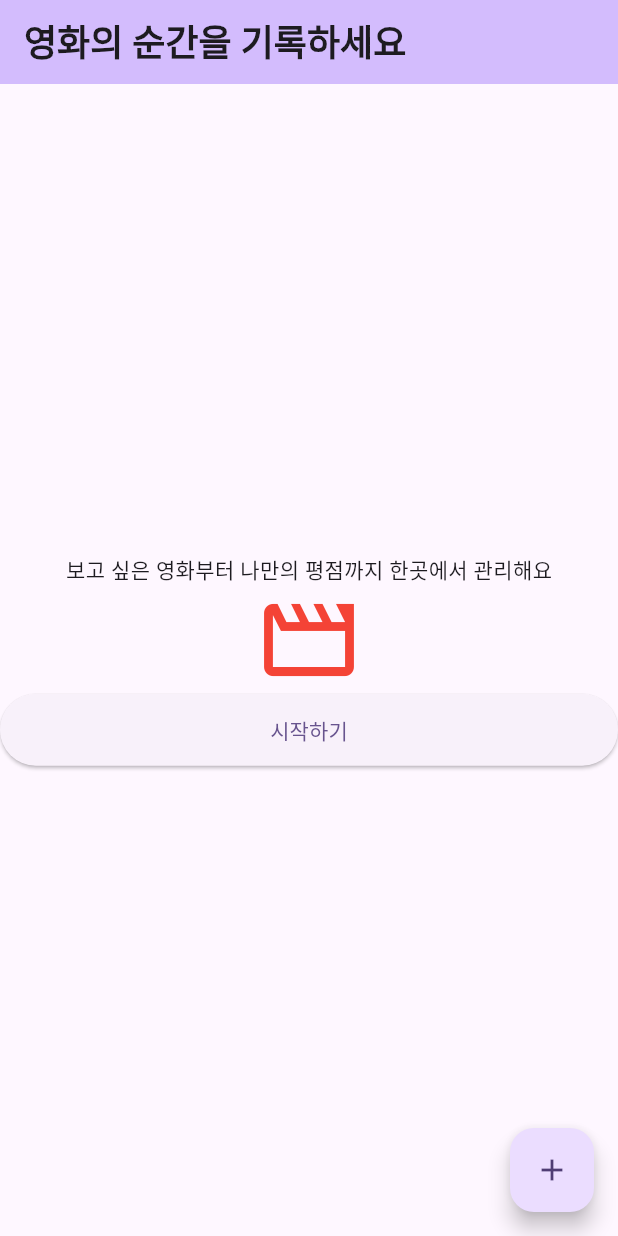
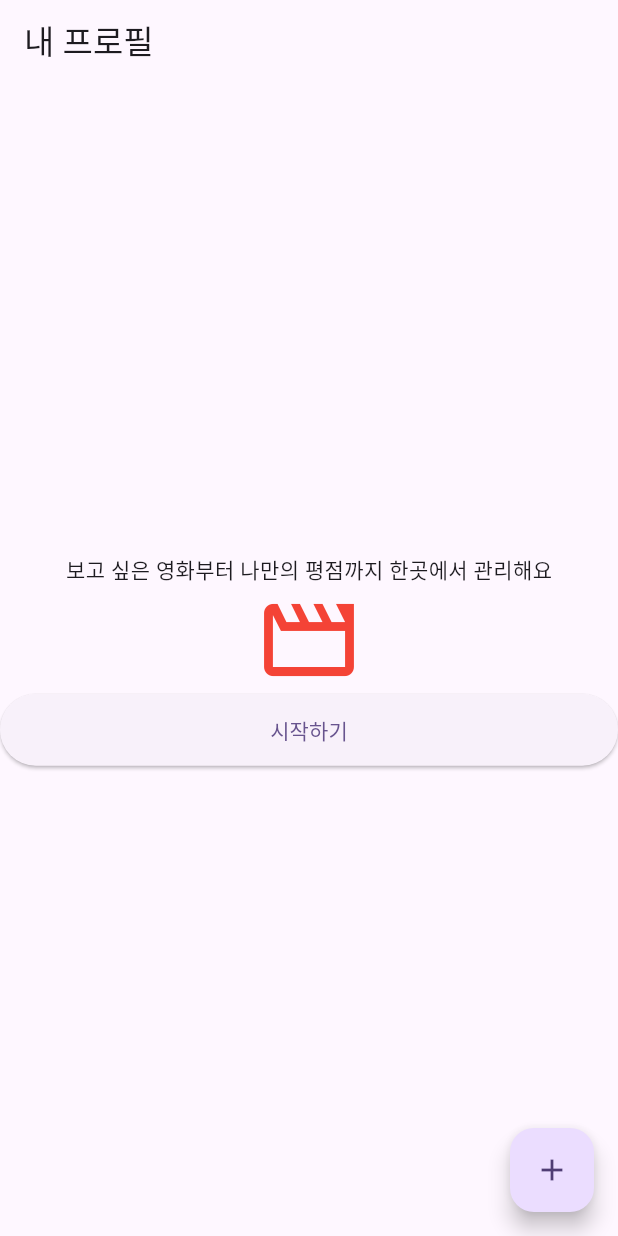
Before and after one commit to UMC-CUK-11th/PE_App, a Flutter app: the screen it shows after launch, on a phone screen of 412 x 824 dp. Run offline on Flutter 3.47's test engine with Material 3 defaults, Android fonts, the light colour scheme and no system bars.

Commit message:
최종본 0주차

```diff
--- a/lib/main.dart
+++ b/lib/main.dart
@@ -5,6 +5,7 @@ class Movie {
 
   Movie({required this.title}); //required가 붙으면 필수
 }
+
 void main() {
 
 
@@ -29,12 +30,12 @@ void main() {
   }
 }
 
-class MyApp extends StatelessWidget {
+class MyApp extends StatelessWidget { //StatelessWidget 은 정적일때 사용
   const MyApp({super.key});
 
   // This widget is the root of your application.
   @override
-  Widget build(BuildContext context) {
+  Widget build(BuildContext context) {//현재 데이터에 맞는 위젯트리를 build에서 반환
     return MaterialApp(
       title: 'Flutter Demo',
       theme: ThemeData(
@@ -102,22 +103,12 @@ class _MyHomePageState extends State<MyHomePage> {
     // than having to individually change instances of widgets.
     return Scaffold(
       appBar: AppBar(
-        // TRY THIS: Try changing the color here to a specific color (to
-        // Colors.amber, perhaps?) and trigger a hot reload to see the AppBar
-        // change color while the other colors stay the same.
-        backgroundColor: Theme.of(context).colorScheme.inversePrimary,
-        // Here we take the value from the MyHomePage object that was created by
-        // the App.build method, and use it to set our appbar title.
-        title: Text(
-              '영화의 순간을 기록하세요',
-              textAlign: TextAlign.center,
-              maxLines: 1,
-              overflow: TextOverflow.ellipsis,
-              style: TextStyle(
-                fontSize: 24,
-                fontWeight: FontWeight.bold,
-            ),),
-      ),
+          title: const Text('내 프로필'),
+          elevation: 0,
+          scrolledUnderElevation: 0,
+          shadowColor: Colors.transparent,
+          surfaceTintColor: Colors.transparent,
+          ),
       body: Center(
         // Center is a layout widget. It takes a single child and positions it
         // in the middle of the parent.
```
Also changed, not shown: lib/app_colors.dart (added, +11 -0 lines), lib/app_text_styles.dart (added, +29 -0 lines), lib/app_theme.dart (added, +29 -0 lines).
